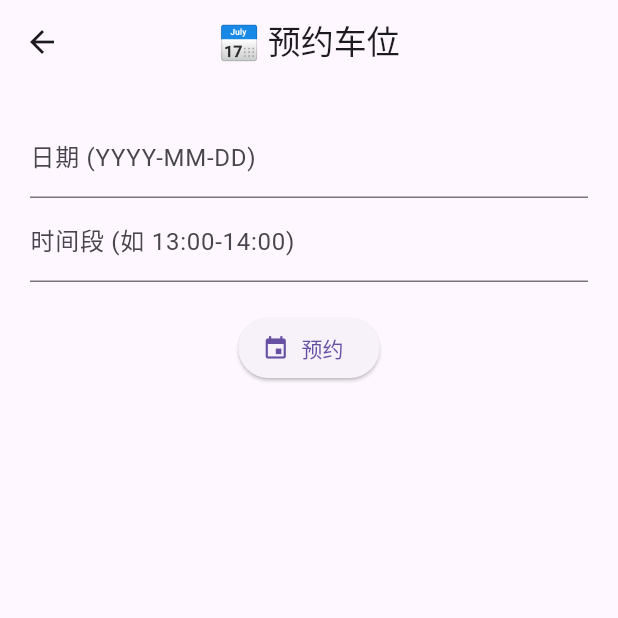
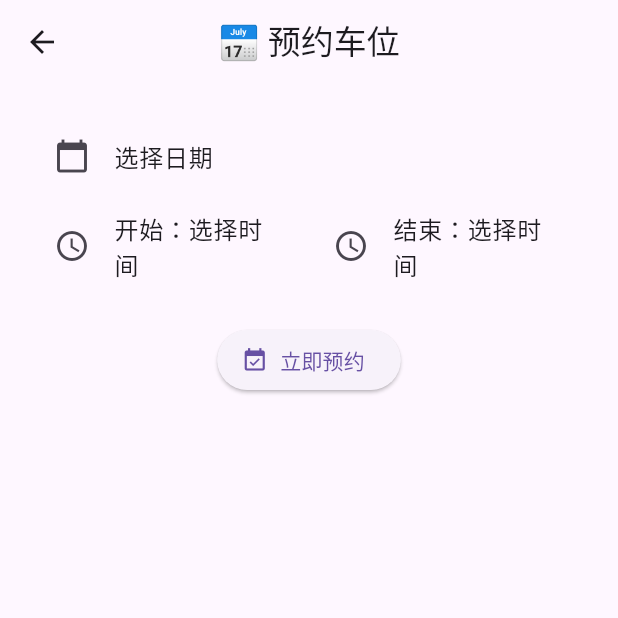
Before and after one commit to KeithCoreDumped/parking, a Flutter app: the ReservationScreen screen opened directly, on a phone screen of 412 x 824 dp, the top half of it. Run offline on Flutter 3.47's test engine with Material 3 defaults, Android fonts, the phone set to English and light mode, and no system bars.

Commit message:
fix text & bugs

```diff
--- a/lib/screens/reservation_screen.dart
+++ b/lib/screens/reservation_screen.dart
@@ -11,19 +11,109 @@ class ReservationScreen extends StatefulWidget {
 
 class _ReservationScreenState extends State<ReservationScreen> {
   final ApiService api = ApiService();
-  final dateController = TextEditingController();
-  final timeController = TextEditingController();
+
+  DateTime? selectedDate;
+  TimeOfDay? startTime;
+  TimeOfDay? endTime;
+
   String result = '';
+  Color resultColor = Colors.green;
+
+  // 选择日期（带汉化提示）
+  Future<void> _selectDate() async {
+    final DateTime? picked = await showDatePicker(
+      context: context,
+      initialDate: DateTime.now(),
+      firstDate: DateTime.now(),
+      lastDate: DateTime.now().add(const Duration(days: 30)),
+      helpText: "请选择日期",
+      cancelText: "取消",
+      confirmText: "确认",
+      errorFormatText: "输入日期格式有误，请重新输入",
+      errorInvalidText: "输入日期不合法，请重新输入",
+      fieldLabelText: "输入所选日期",
+      fieldHintText: "请输入日期",
+    );
+    if (picked != null) {
+      setState(() => selectedDate = picked);
+    }
+  }
+
+  // 整点时间选择器
+  Future<TimeOfDay?> _pickRoundedTime() async {
+    final picked = await showTimePicker(
+      context: context,
+      initialTime: TimeOfDay.now().replacing(minute: 0),
+      cancelText: "取消",
+      confirmText: "确认",
+      helpText: "请选择时间",
+      hourLabelText: "小时",
+      minuteLabelText: "分钟",
+      builder: (context, child) {
+        return MediaQuery(
+          data: MediaQuery.of(context).copyWith(alwaysUse24HourFormat: true),
+          child: child ?? Container(),
+        );
+      },
+    );
+    if (picked == null) return null;
+    return TimeOfDay(hour: picked.hour, minute: 0);
+  }
+
+  Future<void> _selectStartTime() async {
+    final picked = await _pickRoundedTime();
+    if (picked != null) setState(() => startTime = picked);
+  }
+
+  Future<void> _selectEndTime() async {
+    final picked = await _pickRoundedTime();
+    if (picked != null) setState(() => endTime = picked);
+  }
 
   void reserve() async {
+    if (selectedDate == null || startTime == null || endTime == null) {
+      setState(() {
+        result = '❌ 请选择完整的日期和时间段';
+        resultColor = Colors.red;
+      });
+      return;
+    }
+
+    final start = Duration(hours: startTime!.hour);
+    final end = Duration(hours: endTime!.hour);
+
+    if (end <= start) {
+      setState(() {
+        result = '❌ 结束时间必须晚于开始时间';
+        resultColor = Colors.red;
+      });
+      return;
+    }
+
+    final formattedDate =
+        "${selectedDate!.year}-${selectedDate!.month.toString().padLeft(2, '0')}-${selectedDate!.day.toString().padLeft(2, '0')}";
+    final timeSlot =
+        "${startTime!.format(context)}-${endTime!.format(context)}";
+
     final res = await api.makeReservation(
-      CarPlateProvider.carPlate ?? '未知',
-      dateController.text,
-      timeController.text,
+      CarPlateProvider.carPlate ?? '未绑定',
+      formattedDate,
+      timeSlot,
     );
+
     setState(() {
-      result = "预约成功：${res['spot']}，${res['date']} ${res['time']}";
+      result = "✅ 预约成功：${res['spot']}，${res['date']} ${res['time']}";
+      resultColor = Colors.green;
     });
+  }
+
+  String _formatDate(DateTime? date) {
+    if (date == null) return '选择日期';
+    return "${date.year}-${date.month.toString().padLeft(2, '0')}-${date.day.toString().padLeft(2, '0')}";
+  }
+
+  String _formatTime(TimeOfDay? time) {
+    return time?.format(context) ?? '选择时间';
   }
 
   @override
@@ -34,12 +124,40 @@ class _ReservationScreenState extends State<ReservationScreen> {
         padding: const EdgeInsets.all(20),
         child: Column(
           children: [
-            TextField(controller: dateController, decoration: const InputDecoration(labelText: '日期 (YYYY-MM-DD)')),
-            TextField(controller: timeController, decoration: const InputDecoration(labelText: '时间段 (如 13:00-14:00)')),
+            ListTile(
+              leading: const Icon(Icons.calendar_today),
+              title: Text(_formatDate(selectedDate)),
+              onTap: _selectDate,
+            ),
+            Row(
+              children: [
+                Expanded(
+                  child: ListTile(
+                    leading: const Icon(Icons.access_time),
+                    title: Text('开始：${_formatTime(startTime)}'),
+                    onTap: _selectStartTime,
+                  ),
+                ),
+                Expanded(
+                  child: ListTile(
+                    leading: const Icon(Icons.access_time),
+                    title: Text('结束：${_formatTime(endTime)}'),
+                    onTap: _selectEndTime,
+                  ),
+                ),
+              ],
+            ),
             const SizedBox(height: 20),
-            ElevatedButton.icon(icon: const Icon(Icons.event), label: const Text('预约'), onPressed: reserve),
+            ElevatedButton.icon(
+              icon: const Icon(Icons.event_available),
+              label: const Text('立即预约'),
+              onPressed: reserve,
+            ),
             const SizedBox(height: 20),
-            Text(result, style: const TextStyle(fontSize: 16, color: Colors.green)),
+            Text(
+              result,
+              style: TextStyle(fontSize: 16, color: resultColor),
+            ),
           ],
         ),
       ),
```
